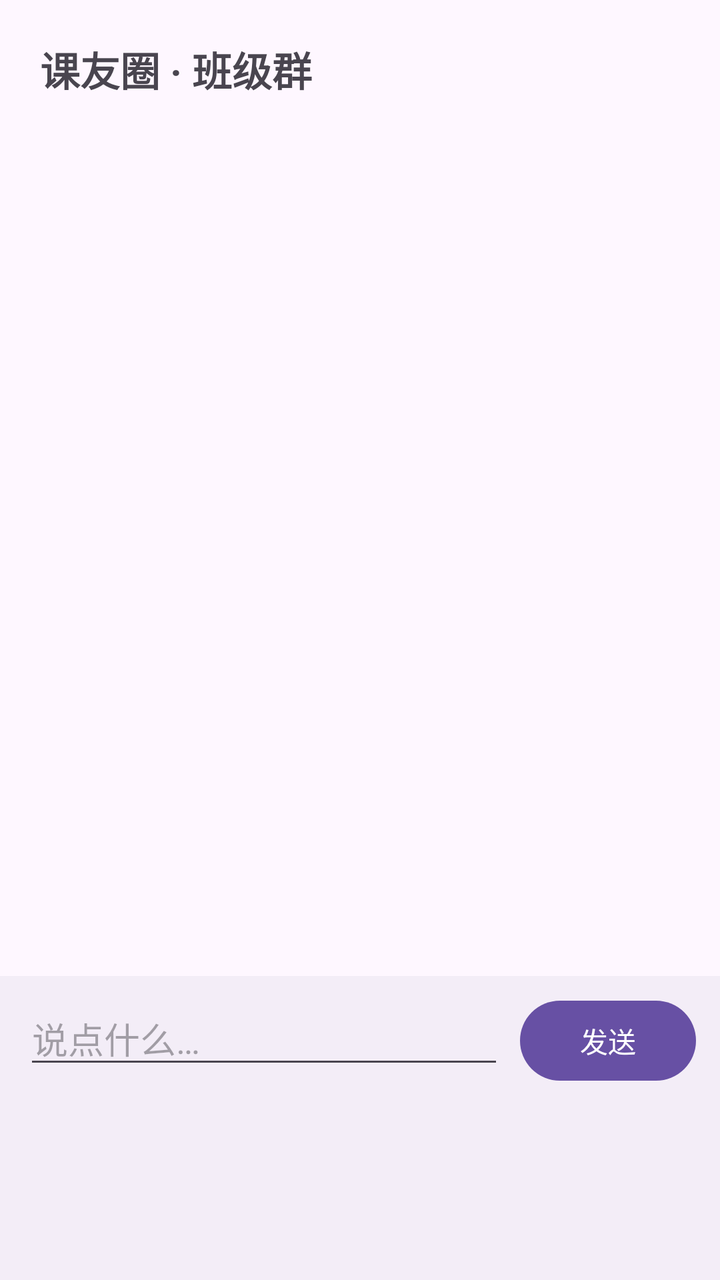
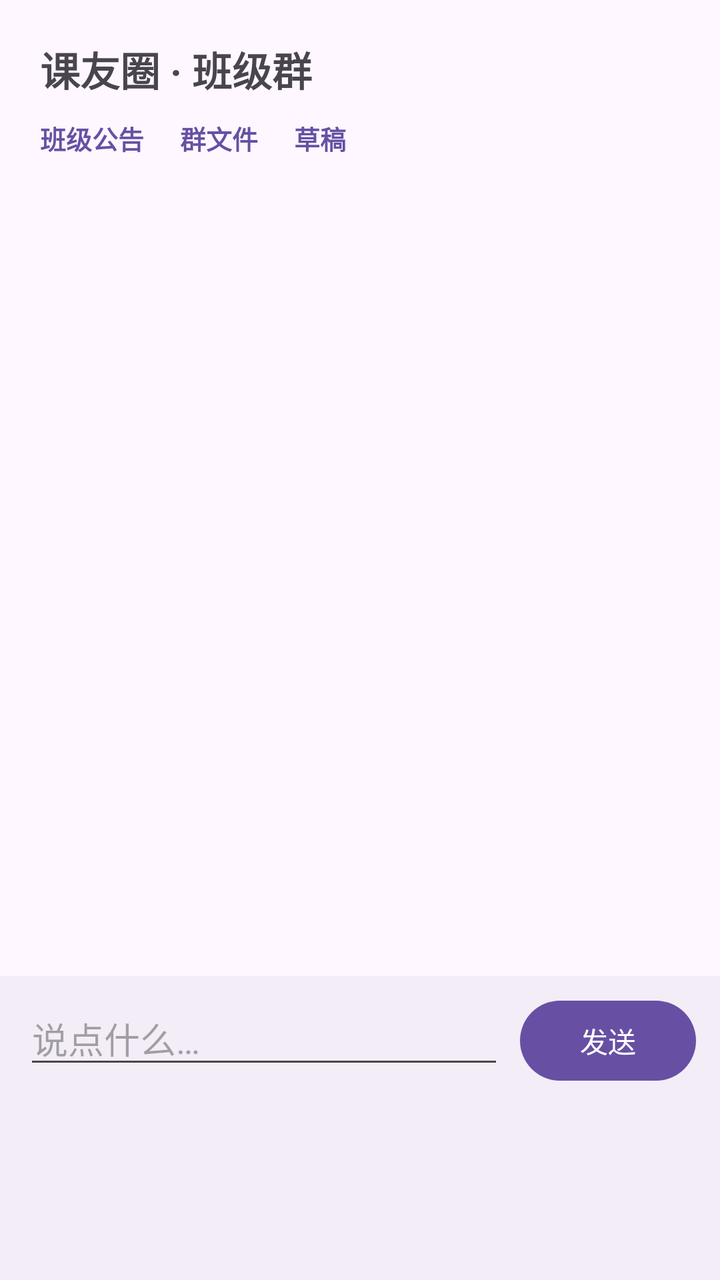

Before-and-after screenshots of an Android layout around one commit, followed by the original layout XML and the change that was made.
<!-- AndroidManifest.xml: application theme Theme.Keyou -->
<!-- res/layout/page_chat.xml -->
<?xml version="1.0" encoding="utf-8"?>
<LinearLayout xmlns:android="http://schemas.android.com/apk/res/android"
    android:layout_width="match_parent"
    android:layout_height="match_parent"
    android:orientation="vertical">

    <TextView
        android:layout_width="wrap_content"
        android:layout_height="wrap_content"
        android:paddingHorizontal="20dp"
        android:paddingTop="20dp"
        android:paddingBottom="8dp"
        android:text="@string/chat_title"
        android:textSize="20sp"
        android:textStyle="bold" />

    <androidx.recyclerview.widget.RecyclerView
        android:id="@+id/rv_messages"
        android:layout_width="match_parent"
        android:layout_height="0dp"
        android:layout_weight="1"
        android:clipToPadding="false"
        android:padding="16dp" />

    
    <LinearLayout
        android:layout_width="match_parent"
        android:layout_height="wrap_content"
        android:orientation="horizontal"
        android:paddingHorizontal="12dp"
        android:paddingTop="8dp"
        android:paddingBottom="96dp"
        android:background="?attr/colorSurfaceContainer">

        <EditText
            android:id="@+id/et_message"
            android:layout_width="0dp"
            android:layout_height="wrap_content"
            android:layout_weight="1"
            android:hint="@string/chat_input_hint"
            android:imeOptions="actionSend"
            android:inputType="text"
            android:maxLines="1"
            android:layout_marginEnd="8dp" />

        <Button
            android:id="@+id/btn_send"
            android:layout_width="wrap_content"
            android:layout_height="wrap_content"
            android:text="@string/chat_send" />
    </LinearLayout>

</LinearLayout>
<!-- resources referenced by this layout -->
<resources>
  <string name="chat_input_hint">说点什么…</string>
  <string name="chat_send">发送</string>
  <string name="chat_title">课友圈 · 班级群</string>
  <style name="Theme.Keyou" parent="Theme.Material3.DayNight.NoActionBar" />
</resources>

<!-- the commit's change to res/layout/page_chat.xml (unified diff, before → after) -->
@@ -4,15 +4,70 @@
     android:layout_height="match_parent"
     android:orientation="vertical">
 
-    <TextView
-        android:layout_width="wrap_content"
+    <LinearLayout
+        android:layout_width="match_parent"
         android:layout_height="wrap_content"
+        android:orientation="vertical"
         android:paddingHorizontal="20dp"
         android:paddingTop="20dp"
-        android:paddingBottom="8dp"
-        android:text="@string/chat_title"
-        android:textSize="20sp"
-        android:textStyle="bold" />
+        android:paddingBottom="8dp">
+
+        <TextView
+            android:layout_width="wrap_content"
+            android:layout_height="wrap_content"
+            android:text="@string/chat_title"
+            android:textSize="20sp"
+            android:textStyle="bold" />
+
+        
+        <LinearLayout
+            android:layout_width="wrap_content"
+            android:layout_height="wrap_content"
+            android:layout_marginTop="4dp"
+            android:orientation="horizontal">
+
+            <TextView
+                android:id="@+id/btn_chat_notice"
+                android:layout_width="wrap_content"
+                android:layout_height="wrap_content"
+                android:background="?attr/selectableItemBackgroundBorderless"
+                android:clickable="true"
+                android:focusable="true"
+                android:paddingVertical="6dp"
+                android:paddingEnd="18dp"
+                android:text="@string/chat_entry_notice"
+                android:textColor="?attr/colorPrimary"
+                android:textSize="13sp"
+                android:textStyle="bold" />
+
+            <TextView
+                android:id="@+id/btn_chat_files"
+                android:layout_width="wrap_content"
+                android:layout_height="wrap_content"
+                android:background="?attr/selectableItemBackgroundBorderless"
+                android:clickable="true"
+                android:focusable="true"
+                android:paddingVertical="6dp"
+                android:paddingEnd="18dp"
+                android:text="@string/chat_entry_files"
+                android:textColor="?attr/colorPrimary"
+                android:textSize="13sp"
+                android:textStyle="bold" />
+
+            <TextView
+                android:id="@+id/btn_chat_draft"
+                android:layout_width="wrap_content"
+                android:layout_height="wrap_content"
+                android:background="?attr/selectableItemBackgroundBorderless"
+                android:clickable="true"
+                android:focusable="true"
+                android:paddingVertical="6dp"
+                android:text="@string/chat_entry_draft"
+                android:textColor="?attr/colorPrimary"
+                android:textSize="13sp"
+                android:textStyle="bold" />
+        </LinearLayout>
+    </LinearLayout>
 
     <androidx.recyclerview.widget.RecyclerView
         android:id="@+id/rv_messages"
<!-- resource entries referenced after the edit -->
@@ -1,5 +1,8 @@
 <!-- resources referenced by this layout -->
 <resources>
+  <string name="chat_entry_draft">草稿</string>
+  <string name="chat_entry_files">群文件</string>
+  <string name="chat_entry_notice">班级公告</string>
   <string name="chat_input_hint">说点什么…</string>
   <string name="chat_send">发送</string>
   <string name="chat_title">课友圈 · 班级群</string>
